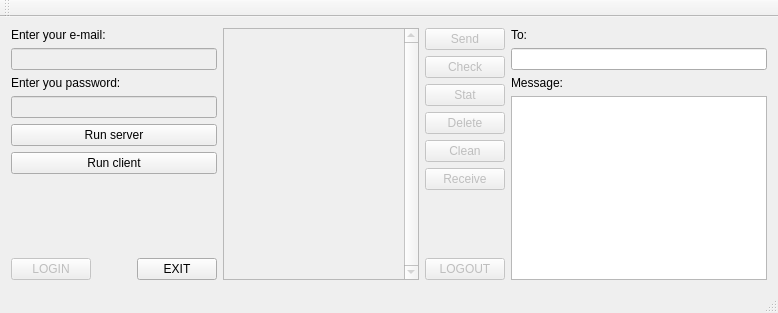
The window that mainwindow.ui (mladja777/mrkrmqtemailsystem) describes before a commit, drawn with Qt 5.
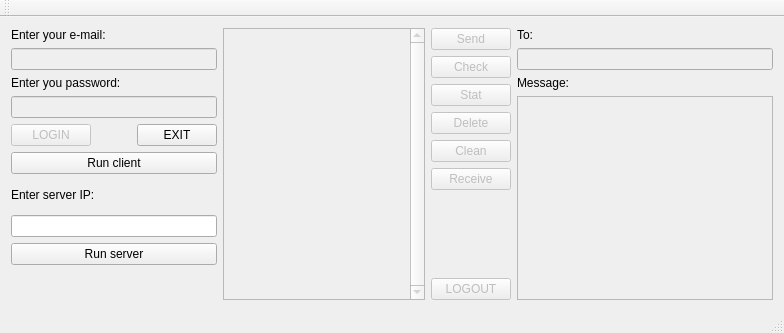
The same window after the commit.

```diff
--- a/mainwindow.ui
+++ b/mainwindow.ui
@@ -6,8 +6,8 @@
    <rect>
     <x>0</x>
     <y>0</y>
-    <width>778</width>
-    <height>313</height>
+    <width>784</width>
+    <height>333</height>
    </rect>
   </property>
   <property name="sizePolicy">
@@ -55,30 +55,6 @@
         </item>
        </layout>
       </item>
-      <item>
-       <widget class="QPushButton" name="runServerButton">
-        <property name="text">
-         <string>Run server</string>
-        </property>
-       </widget>
-      </item>
-      <item>
-       <widget class="QPushButton" name="runClientButton">
-        <property name="text">
-         <string>Run client</string>
-        </property>
-       </widget>
-      </item>
-      <item>
-       <widget class="QLabel" name="serverLabel">
-        <property name="enabled">
-         <bool>true</bool>
-        </property>
-        <property name="text">
-         <string/>
-        </property>
-       </widget>
-      </item>
       <item>
        <layout class="QHBoxLayout" name="horizontalLayout">
         <item>
@@ -116,6 +92,40 @@
         </item>
        </layout>
       </item>
+      <item>
+       <widget class="QPushButton" name="runClientButton">
+        <property name="text">
+         <string>Run client</string>
+        </property>
+       </widget>
+      </item>
+      <item>
+       <widget class="QLabel" name="IPLabel">
+        <property name="text">
+         <string>Enter server IP:</string>
+        </property>
+       </widget>
+      </item>
+      <item>
+       <widget class="QLineEdit" name="IPEntry"/>
+      </item>
+      <item>
+       <widget class="QPushButton" name="runServerButton">
+        <property name="text">
+         <string>Run server</string>
+        </property>
+       </widget>
+      </item>
+      <item>
+       <widget class="QLabel" name="serverLabel">
+        <property name="enabled">
+         <bool>true</bool>
+        </property>
+        <property name="text">
+         <string/>
+        </property>
+       </widget>
+      </item>
      </layout>
     </item>
     <item>
@@ -243,7 +253,11 @@
        </widget>
       </item>
       <item>
-       <widget class="QLineEdit" name="dstMailEntry"/>
+       <widget class="QLineEdit" name="dstMailEntry">
+        <property name="enabled">
+         <bool>false</bool>
+        </property>
+       </widget>
       </item>
       <item>
        <widget class="QLabel" name="label_2">
@@ -253,7 +267,11 @@
        </widget>
       </item>
       <item>
-       <widget class="QTextEdit" name="messageEntry"/>
+       <widget class="QTextEdit" name="messageEntry">
+        <property name="enabled">
+         <bool>false</bool>
+        </property>
+       </widget>
       </item>
      </layout>
     </item>
```
Left out of the diff: 2 changed lines with no effect on the pictures.
